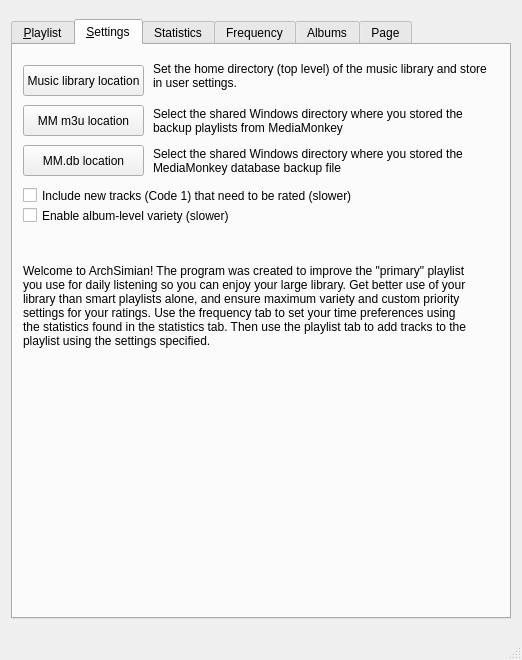
Above: archsimian.ui from Harpo3/archsimian before the change. Below: the same form after it.
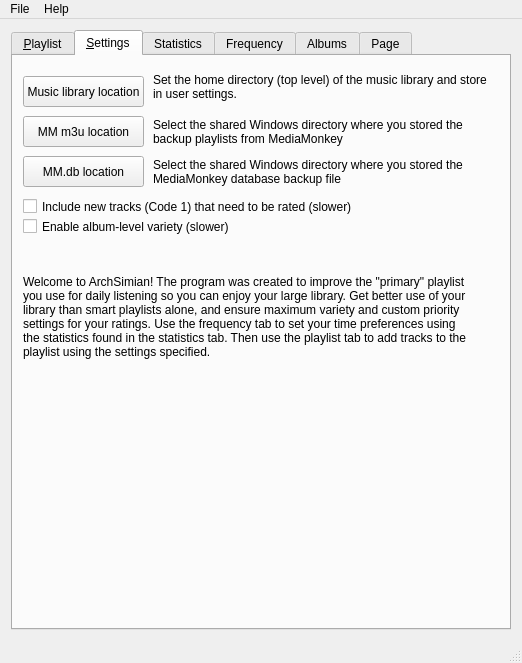
That is the form after the change. The open tabs and pages were chosen to show the change. Icons and pictures are not drawn.

Commit message: Added menu and added prompts to save settings on exit. Fixed 'cancel' for select playlist function.

What changed in the file:
```diff
--- a/archsimian.ui
+++ b/archsimian.ui
@@ -1938,6 +1938,26 @@
      <normalon>:/&lt;qresource prefix=&quot;/&quot;&gt;/as1.png</normalon>
     </iconset>
    </property>
+   <widget class="QMenu" name="menuFile">
+    <property name="title">
+     <string>File</string>
+    </property>
+    <addaction name="actionOpen_Playlist"/>
+    <addaction name="actionSave_Settings"/>
+    <addaction name="actionExport_Playlist"/>
+    <addaction name="separator"/>
+    <addaction name="actionExit"/>
+   </widget>
+   <widget class="QMenu" name="menuHelp">
+    <property name="title">
+     <string>Help</string>
+    </property>
+    <addaction name="separator"/>
+    <addaction name="actionAbout"/>
+    <addaction name="actionAbout_Qt"/>
+   </widget>
+   <addaction name="menuFile"/>
+   <addaction name="menuHelp"/>
   </widget>
   <widget class="QStatusBar" name="statusBar"/>
  </widget>
```
Left out of the diff: 35 changed lines with no effect on the pictures. The commit also changes 3 other files.
